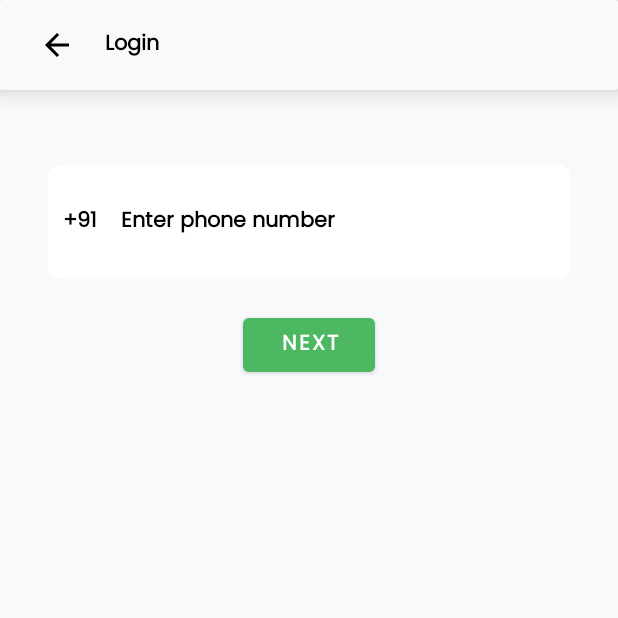
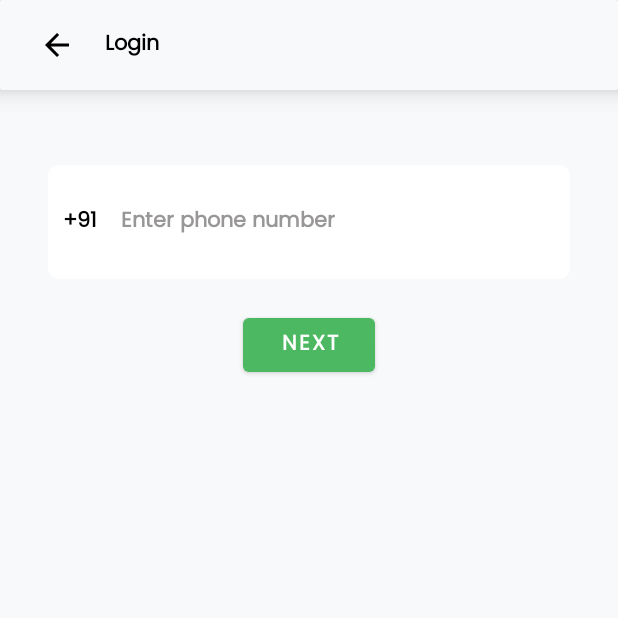
Before and after one commit to raystatic/service-chowk-android, an Android app: the screen it shows after launch (MainActivity), after a tap on "Login as Provider", on a phone screen of 412 x 824 dp, the top half of it. Run offline under Robolectric (Android 15) with nearby library versions, the phone set to English and light mode, and no system bars; our stand-ins replace Dagger/Hilt's generated code, Firebase (no records; nobody signed in at launch, a user with empty details on screens opened directly).

Commit message:
login fragment refractored

```diff
--- a/app/src/main/java/com/servicechowk/app/ui/fragments/LoginFragment.kt
+++ b/app/src/main/java/com/servicechowk/app/ui/fragments/LoginFragment.kt
@@ -159,6 +159,8 @@ class LoginFragment: Fragment(R.layout.fragment_login) {
     }
 
     private fun signInWithPhoneAuthCredential(credential: PhoneAuthCredential) {
+        binding.btnVerify.isEnabled = false
+        binding.btnVerify.text = "Verifying"
         auth.signInWithCredential(credential)
                 .addOnCompleteListener {
                     if (it.isSuccessful){
@@ -171,6 +173,8 @@ class LoginFragment: Fragment(R.layout.fragment_login) {
                         if (it.exception is FirebaseAuthInvalidCredentialsException){
                             requireActivity().showToast("Incorrect OTP!")
                         }
+                        binding.btnVerify.isEnabled = true
+                        binding.btnVerify.text = "Verify"
                     }
                 }
     }
--- a/app/src/main/res/layout/fragment_login.xml
+++ b/app/src/main/res/layout/fragment_login.xml
@@ -90,7 +90,7 @@
                     android:clickable="true"
                     android:id="@+id/etPhone"
                     android:textSize="14sp"
-                    android:textColorHint="@color/black"
+                    android:textColorHint="@color/gray"
                     android:hint="Enter phone number"/>
 
                 <TextView
```
